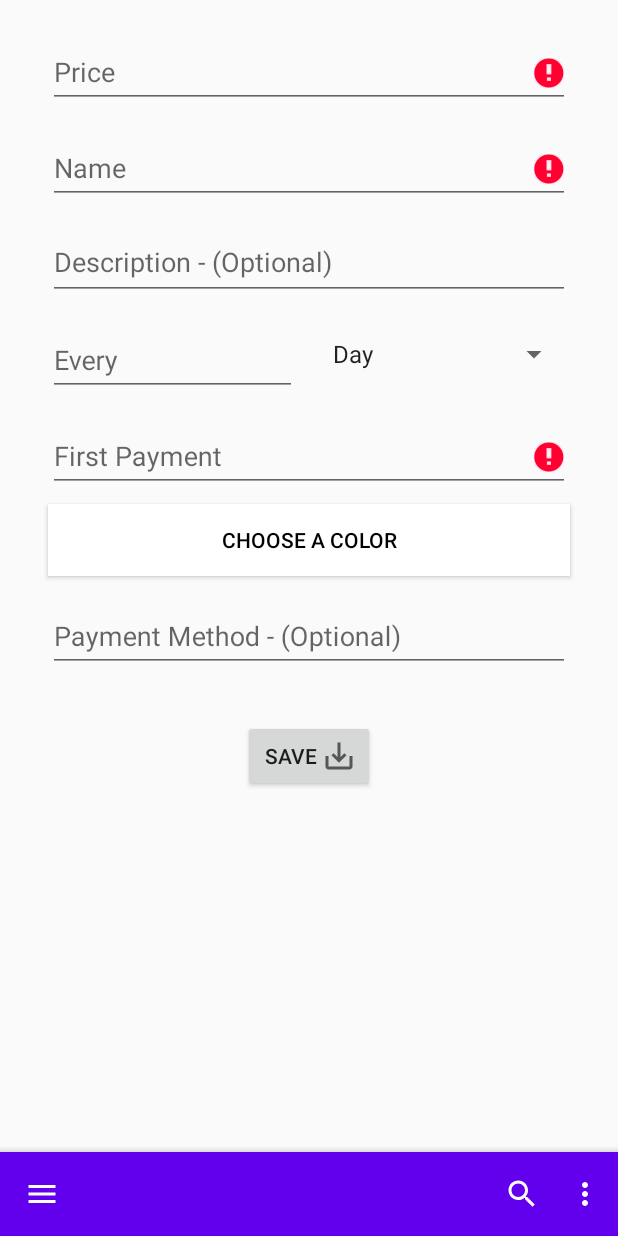
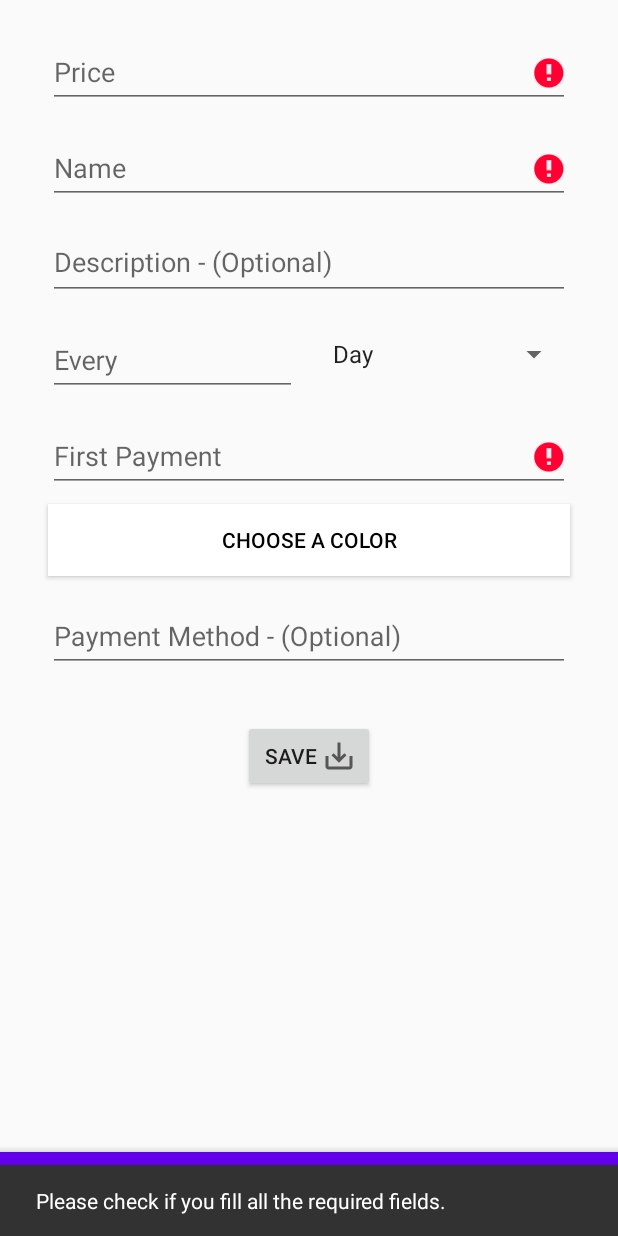
Before and after one commit to ccarcab/Dues, an Android app: the NewDueFragment screen opened through its navigation route, after a tap on "SAVE", on a phone screen of 412 x 824 dp. Run offline under Robolectric (Android 15) with nearby library versions, the phone set to English and light mode, and no system bars; our stand-ins replace Room's generated code, data binding, navigation-ui; libraries missing offline, so code that uses them is left out: vadiole.colorpicker.

Commit message:
NewDueViewModel

```diff
--- a/app/src/main/AndroidManifest.xml
+++ b/app/src/main/AndroidManifest.xml
@@ -12,8 +12,7 @@
         <activity
             android:name="es.clcarras.mydues.MainActivity"
             android:exported="true"
-            android:theme="@style/Theme.Dues.NoActionBar"
-            android:screenOrientation="portrait">
+            android:theme="@style/Theme.Dues.NoActionBar">
             <intent-filter>
                 <action android:name="android.intent.action.MAIN" />
 
--- a/app/src/main/java/es/clcarras/mydues/model/Dues.kt
+++ b/app/src/main/java/es/clcarras/mydues/model/Dues.kt
@@ -9,6 +9,7 @@ data class Dues(
     var price: String,
     var name: String,
     var description: String? = null,
+    var every: String,
     var recurrence: String,
     var firstPayment: String,
     var paymentMethod: String? = null,
--- a/app/src/main/java/es/clcarras/mydues/ui/new_due/NewDueFragment.kt
+++ b/app/src/main/java/es/clcarras/mydues/ui/new_due/NewDueFragment.kt
@@ -5,153 +5,113 @@ import androidx.fragment.app.Fragment
 import android.view.LayoutInflater
 import android.view.View
 import android.view.ViewGroup
-import android.widget.EditText
-import androidx.core.content.ContextCompat
-import androidx.lifecycle.lifecycleScope
+import androidx.core.content.ContextCompat.getColor
+import androidx.core.widget.doOnTextChanged
+import androidx.lifecycle.ViewModelProvider
 import androidx.navigation.fragment.findNavController
+import com.google.android.material.snackbar.Snackbar
 import es.clcarras.mydues.MainActivity
 import es.clcarras.mydues.R
 import es.clcarras.mydues.Utility
 import es.clcarras.mydues.database.DuesRoomDatabase
 import es.clcarras.mydues.databinding.NewDuesFragmentBinding
-import es.clcarras.mydues.model.Dues
 import es.clcarras.mydues.ui.dialogs.DateDialogFragment
-import kotlinx.coroutines.launch
 
 class NewDueFragment : Fragment() {
 
     private var _binding: NewDuesFragmentBinding? = null
     private val binding get() = _binding!!
 
-    private var selectedColor: Int = 0
+    private lateinit var viewModel: NewDueViewModel
+    private lateinit var viewModelFactory: NewDueViewModelFactory
 
     override fun onCreateView(
         inflater: LayoutInflater, container: ViewGroup?,
         savedInstanceState: Bundle?
     ): View {
         _binding = NewDuesFragmentBinding.inflate(inflater, container, false)
+        viewModelFactory = NewDueViewModelFactory(
+            DuesRoomDatabase.getDatabase(requireContext()),
+            getColor(requireContext(), R.color.default_card_color),
+            getColor(requireContext(), R.color.black)
+        )
+        viewModel = ViewModelProvider(this, viewModelFactory)[NewDueViewModel::class.java]
+        binding.lifecycleOwner = viewLifecycleOwner
+        binding.viewModel = viewModel
+        (requireActivity() as MainActivity).getFab()?.hide()
+
+        setOnTextChanged()
+        setOnClickListeners()
+        setObservers()
+        setSpinner()
+
         return binding.root
     }
 
-    override fun onViewCreated(view: View, savedInstanceState: Bundle?) {
-        super.onViewCreated(view, savedInstanceState)
-        (requireActivity() as MainActivity).getFab()?.hide()
-
-        selectedColor = ContextCompat.getColor(requireContext(), R.color.default_card_color)
-        setColorToPicker(selectedColor)
-
-        setOnClickListeners()
-
+    private fun setOnTextChanged() {
+        with(binding) {
+            with(viewModel!!) {
+                etPrice.doOnTextChanged { text, _, _, _ -> setPrice(text.toString()) }
+                etName.doOnTextChanged { text, _, _, _ -> setName(text.toString()) }
+                etDesc.doOnTextChanged { text, _, _, _ -> setDesc(text.toString()) }
+                etEvery.doOnTextChanged { text, _, _, _ -> setEvery(text.toString()) }
+                etPaymentMethod.doOnTextChanged { text, _, _, _ -> setPaymentMethod(text.toString()) }
             }
-
-    private fun setColorToPicker(color: Int) {
-        with(binding.btnColorPicker) {
-            setBackgroundColor(color)
-            setTextColor(Utility.contrastColor(color))
         }
     }
 
     private fun setOnClickListeners() {
         with(binding) {
-            etPrice.setOnClickListener {
-                it as EditText
-                it.error = null
-            }
-            etName.setOnClickListener {
-                it as EditText
-                etName.error = null
-            }
+            with(viewModel!!) {
                 etFirstPayment.setOnClickListener {
-                it as EditText
-                showDatePicker()
-                it.error = null
+                    datePicker().show(parentFragmentManager, DateDialogFragment.TAG)
                 }
                 btnColorPicker.setOnClickListener {
-                Utility.colorPicker(selectedColor)
-                    .onColorSelected { color: Int ->
-                        selectedColor = color
-                        setColorToPicker(color)
+                    colorPicker().show(childFragmentManager, Utility.TAG)
                 }
-                    .create()
-                    .show(childFragmentManager, Utility.TAG)
-            }
-            btnSave.setOnClickListener { saveDues() }
             }
         }
 
-    private fun showDatePicker() {
-        DateDialogFragment.newInstance { _, year, month, day ->
-            // +1 because January is zero
-            val selectedDate = "$day / ${month + 1} / $year"
-            binding.etFirstPayment.setText(selectedDate)
-        }.show(parentFragmentManager, DateDialogFragment.TAG)
     }
 
-    private fun saveDues() {
+    private fun setObservers() {
         with(binding) {
-
-            var price = ""
-            var name = ""
-            var firstPayment = ""
-
-            var error = false
-
-            // Price
-            if (etPrice.length() > 0) price = etPrice.text.toString()
-            else {
-                etPrice.error = "Price Required"
-                error = true
+            with(viewModel!!) {
+                contrastColor.observe(viewLifecycleOwner) {
+                    btnColorPicker.setTextColor(it)
                 }
-
-            // Name
-            if (etName.length() > 0) name = etName.text.toString()
-            else {
-                etName.error = "Name Required"
-                error = true
+                cardColor.observe(viewLifecycleOwner) {
+                    btnColorPicker.setBackgroundColor(it)
                 }
-
-            // First Payment
-            if (etFirstPayment.length() > 0) firstPayment = etFirstPayment.text.toString()
-            else {
-                etFirstPayment.error = "First Payment Required"
-                error = true
+                error.observe(viewLifecycleOwner) {
+                    if (it.isNotBlank()) {
+                        Snackbar.make(requireView(), it, Snackbar.LENGTH_LONG).show()
+                        etPrice.error = ""
+                        etName.error = ""
+                        etFirstPayment.error = ""
                     }
-
-            if (error) return
-
-            // Payment Method
-            val paymentMethod: String =
-                if (etPaymentMethod.length() > 0) etPaymentMethod.text.toString() else ""
-
-            // Description
-            val description: String =
-                if (etDesc.length() > 0) etDesc.text.toString() else ""
-
-            // Recurrence
-            val recurrence: String =
-                if (etEvery.text.isNotBlank()) "${etEvery.text} ${spRecurrence.selectedItem}"
-                else "1 ${spRecurrence.selectedItem}"
-
-            val db = DuesRoomDatabase.getDatabase(requireContext())
-            lifecycleScope.launch {
-                db.duesDao().insert(
-                    Dues(
-                        price = price,
-                        name = name,
-                        description = description,
-                        recurrence = recurrence,
-                        firstPayment = firstPayment,
-                        paymentMethod = paymentMethod,
-                        cardColor = selectedColor
-                    )
-                )
+                }
+                insert.observe(viewLifecycleOwner) {
+                    if (it) {
+                        Snackbar.make(requireView(), "Dues Created!", Snackbar.LENGTH_LONG).show()
                         findNavController().popBackStack()
                     }
                 }
             }
-
-    override fun onDestroyView() {
-        super.onDestroyView()
-        _binding = null
         }
     }
+
+    private fun setSpinner() {
+        with(binding) {
+            with(viewModel!!) {
+                spRecurrence.onItemSelectedListener = spinnerListener
+                spRecurrence.setSelection(
+                    resources.getStringArray(R.array.recurrence_array)
+                        .indexOf(recurrence.value)
+                )
+            }
+        }
+    }
+
+
+}
--- /dev/null
+++ b/app/src/main/java/es/clcarras/mydues/ui/new_due/NewDueViewModel.kt
@@ -0,0 +1,134 @@
+package es.clcarras.mydues.ui.new_due
+
+import android.util.Log
+import android.view.View
+import android.widget.AdapterView
+import android.widget.TextView
+import androidx.lifecycle.*
+import es.clcarras.mydues.Utility
+import es.clcarras.mydues.database.DuesRoomDatabase
+import es.clcarras.mydues.model.Dues
+import es.clcarras.mydues.ui.dialogs.DateDialogFragment
+import kotlinx.coroutines.launch
+import vadiole.colorpicker.ColorPickerDialog
+
+class NewDueViewModel(
+    private val db: DuesRoomDatabase,
+    cardColor: Int,
+    contrastColor: Int
+) : ViewModel() {
+
+    private val _price = MutableLiveData("")
+    val price: LiveData<String> get() = _price
+
+    private val _name = MutableLiveData("")
+    val name: LiveData<String> get() = _name
+
+    private val _desc = MutableLiveData("")
+    val desc: LiveData<String> get() = _desc
+
+    private val _every = MutableLiveData("")
+    val every: LiveData<String> get() = _every
+
+    private val _paymentMethod = MutableLiveData("")
+    val paymentMethod: LiveData<String> get() = _paymentMethod
+
+    private val _recurrence = MutableLiveData("")
+    val recurrence: LiveData<String> get() = _recurrence
+
+    private val _firstPayment = MutableLiveData("")
+    val firstPayment: LiveData<String> get() = _firstPayment
+
+    private val _cardColor = MutableLiveData(cardColor)
+    val cardColor: LiveData<Int> get() = _cardColor
+
+    private val _contrastColor = MutableLiveData(contrastColor)
+    val contrastColor: LiveData<Int> get() = _contrastColor
+
+    private val _error = MutableLiveData("")
+    val error: LiveData<String> get() = _error
+
+    private val _insert = MutableLiveData(false)
+    val insert: LiveData<Boolean> get() = _insert
+
+    val spinnerListener = object : AdapterView.OnItemSelectedListener {
+        override fun onItemSelected(p0: AdapterView<*>?, p1: View?, p2: Int, p3: Long) {
+            _recurrence.value = (p1 as TextView?)?.text.toString()
+            Log.i("NewDueViewModel", "New recurrence: ${_recurrence.value}")
+        }
+
+        override fun onNothingSelected(p0: AdapterView<*>?) {}
+
+    }
+
+    fun setPrice(text: String) {
+        _price.value = text
+    }
+
+    fun setName(text: String) {
+        _name.value = text
+    }
+
+    fun setDesc(text: String) {
+        _desc.value = text
+    }
+
+    fun setEvery(text: String) {
+        _every.value = text
+    }
+
+    fun setPaymentMethod(text: String) {
+        _paymentMethod.value = text
+    }
+
+    fun datePicker(): DateDialogFragment {
+        return DateDialogFragment.newInstance { _, year, month, day ->
+            // +1 because January is zero
+            val selectedDate = "$day / ${month + 1} / $year"
+            _firstPayment.value = selectedDate
+            Log.i("NewDueViewModel", "New Date: ${_firstPayment.value}")
+        }
+    }
+
+    fun colorPicker(): ColorPickerDialog {
+        return Utility.colorPicker(_cardColor.value)
+            .onColorSelected { color: Int ->
+                _cardColor.value = color
+                Log.i("NewDueViewModel", "New card color: ${_cardColor.value}")
+                val contrast = Utility.contrastColor(color)
+                if (contrast != _contrastColor.value) {
+                    _contrastColor.value = contrast
+                    Log.i("NewDueViewModel", "New contrast color: ${_contrastColor.value}")
+                }
+            }
+            .create()
+    }
+
+    fun saveDues() {
+        if (
+            _price.value.isNullOrBlank() ||
+            _name.value.isNullOrBlank() ||
+            _firstPayment.value.isNullOrBlank()
+        ) {
+            _error.value = "Please check if you fill all the required fields."
+            return
+        }
+
+        viewModelScope.launch {
+            db.duesDao().insert(
+                Dues(
+                    price = _price.value!!,
+                    name = _name.value!!,
+                    description = _desc.value,
+                    every = _every.value!!,
+                    recurrence = _recurrence.value!!,
+                    firstPayment = _firstPayment.value!!,
+                    paymentMethod = _paymentMethod.value,
+                    cardColor = _cardColor.value!!
+                )
+            )
+            _insert.value = true
+        }
+    }
+
+}
--- /dev/null
+++ b/app/src/main/java/es/clcarras/mydues/ui/new_due/NewDueViewModelFactory.kt
@@ -0,0 +1,15 @@
+package es.clcarras.mydues.ui.new_due
+
+import androidx.lifecycle.ViewModel
+import androidx.lifecycle.ViewModelProvider
+import es.clcarras.mydues.database.DuesRoomDatabase
+
+class NewDueViewModelFactory(
+    private val db: DuesRoomDatabase,
+    private val cardColor: Int,
+    private val contrastColor: Int
+) : ViewModelProvider.Factory {
+    override fun <T : ViewModel> create(modelClass: Class<T>): T {
+        return NewDueViewModel(db, cardColor, contrastColor) as T
+    }
+}
--- a/app/src/main/res/layout/new_dues_fragment.xml
+++ b/app/src/main/res/layout/new_dues_fragment.xml
@@ -4,7 +4,9 @@
     xmlns:tools="http://schemas.android.com/tools">
 
     <data>
-
+        <variable
+            name="viewModel"
+            type="es.clcarras.mydues.ui.new_due.NewDueViewModel" />
     </data>
 
     <androidx.constraintlayout.widget.ConstraintLayout
@@ -31,7 +33,8 @@
                 android:layout_width="match_parent"
                 android:layout_height="wrap_content"
                 android:hint="@string/price"
-                android:inputType="number" />
+                android:inputType="number"
+                android:text="@{viewModel.price}"/>
         </com.google.android.material.textfield.TextInputLayout>
 
         <com.google.android.material.textfield.TextInputLayout
@@ -49,7 +52,8 @@
                 android:id="@+id/etName"
                 android:layout_width="match_parent"
                 android:layout_height="wrap_content"
-                android:hint="@string/name" />
+                android:hint="@string/name"
+                android:text="@{viewModel.name}"/>
         </com.google.android.material.textfield.TextInputLayout>
 
         <com.google.android.material.textfield.TextInputLayout
@@ -64,14 +68,15 @@
             app:layout_constraintStart_toStartOf="parent"
             app:layout_constraintTop_toBottomOf="@+id/tilName">
 
-            <EditText
+            <com.google.android.material.textfield.TextInputEditText
                 android:id="@+id/etDesc"
                 android:layout_width="match_parent"
                 android:layout_height="wrap_content"
                 android:ems="10"
                 android:gravity="start|top"
                 android:inputType="textMultiLine"
-                android:maxHeight="256dp" />
+                android:maxHeight="256dp"
+                android:text="@{viewModel.desc}"/>
         </com.google.android.material.textfield.TextInputLayout>
 
         <com.google.android.material.textfield.TextInputLayout
@@ -86,12 +91,13 @@
             app:layout_constraintStart_toStartOf="parent"
             app:layout_constraintTop_toBottomOf="@+id/tilDesc">
 
-            <EditText
+            <com.google.android.material.textfield.TextInputEditText
                 android:id="@+id/etEvery"
                 android:layout_width="match_parent"
                 android:layout_height="wrap_content"
                 android:ems="10"
-                android:inputType="number" />
+                android:inputType="number"
+                android:text="@{viewModel.every}"/>
         </com.google.android.material.textfield.TextInputLayout>
 
         <Spinner
@@ -118,14 +124,15 @@
             app:layout_constraintStart_toStartOf="parent"
             app:layout_constraintTop_toBottomOf="@+id/tilEvery">
 
-            <EditText
+            <com.google.android.material.textfield.TextInputEditText
                 android:id="@+id/etFirstPayment"
                 android:layout_width="match_parent"
                 android:layout_height="wrap_content"
                 android:clickable="true"
                 android:ems="10"
                 android:focusable="false"
-                android:inputType="date" />
+                android:inputType="date"
+                android:text="@{viewModel.firstPayment}"/>
         </com.google.android.material.textfield.TextInputLayout>
 
         <androidx.appcompat.widget.AppCompatButton
@@ -155,7 +162,8 @@
             <com.google.android.material.textfield.TextInputEditText
                 android:id="@+id/etPaymentMethod"
                 android:layout_width="match_parent"
-                android:layout_height="wrap_content" />
+                android:layout_height="wrap_content"
+                android:text="@{viewModel.paymentMethod}"/>
         </com.google.android.material.textfield.TextInputLayout>
 
         <Button
@@ -172,7 +180,8 @@
             app:layout_constraintEnd_toEndOf="parent"
             app:layout_constraintStart_toStartOf="parent"
             app:layout_constraintTop_toBottomOf="@+id/tilPaymentMethod"
-            app:layout_constraintVertical_bias="1.0" />
+            app:layout_constraintVertical_bias="1.0"
+            android:onClick="@{() -> viewModel.saveDues()}"/>
 
 
     </androidx.constraintlayout.widget.ConstraintLayout>
```
Also changed, not shown: app/src/main/java/es/clcarras/mydues/ui/dialogs/dues_details/DuesDetailsDialogFragment.kt (+4 -4 lines). Lines whose indentation alone changed are shown as unchanged.
